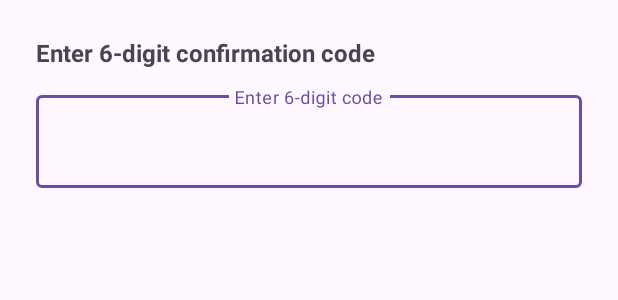
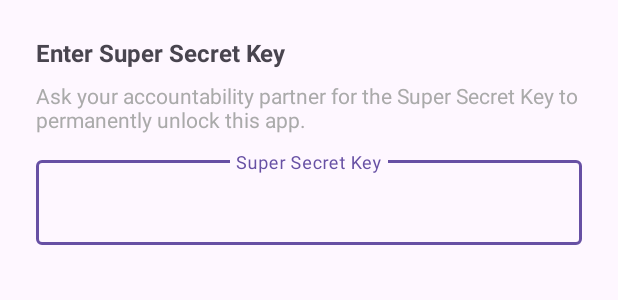
Before and after one commit to qwackedlebl/blockerapp, an Android app: the layout dialog_unlock_confirm.xml on its own in the app's theme, with its tools: preview values and no code run, on a phone screen of 412 x 824 dp. Shown: the top 300 px of the screen. Run offline under Robolectric (Android 15) with nearby library versions, the phone set to English and light mode, and no system bars.

Commit message:
Final chnageas

```diff
--- a/app/src/main/res/layout/activity_blocker_overlay.xml
+++ b/app/src/main/res/layout/activity_blocker_overlay.xml
@@ -83,6 +83,7 @@
             android:hint="@string/enter_code"
             android:textAlignment="center"
             android:textSize="24sp"
+            android:textColor="#B0B0B0"
             android:inputType="number"
             android:maxLength="6"
             app:boxBackgroundColor="@android:color/white" />
--- a/app/src/main/res/layout/dialog_unlock_confirm.xml
+++ b/app/src/main/res/layout/dialog_unlock_confirm.xml
@@ -9,30 +9,50 @@
         android:id="@+id/unlockTitle"
         android:layout_width="match_parent"
         android:layout_height="wrap_content"
-        android:text="Enter 6-digit confirmation code"
+        android:text="Enter Super Secret Key"
         android:textStyle="bold"
         android:textSize="16sp"
+        android:paddingBottom="8dp" />
+
+    <TextView
+        android:id="@+id/unlockDescription"
+        android:layout_width="match_parent"
+        android:layout_height="wrap_content"
+        android:text="Ask your accountability partner for the Super Secret Key to permanently unlock this app."
+        android:textSize="14sp"
+        android:textColor="@android:color/darker_gray"
         android:paddingBottom="12dp" />
 
     <com.google.android.material.textfield.TextInputLayout
         android:id="@+id/codeInputLayout"
         android:layout_width="match_parent"
         android:layout_height="wrap_content"
-        android:hint="Enter 6-digit code">
+        android:hint="Super Secret Key">
 
         <com.google.android.material.textfield.TextInputEditText
             android:id="@+id/codeInput"
             android:layout_width="match_parent"
             android:layout_height="wrap_content"
-            android:inputType="number"
-            android:maxLength="6"
+            android:inputType="textCapCharacters|textNoSuggestions"
             android:textAlignment="center"
             android:gravity="center"
-            android:textSize="20sp"
+            android:textSize="16sp"
             android:importantForAutofill="no"
             android:autofillHints="" />
 
     </com.google.android.material.textfield.TextInputLayout>
+
+    <TextView
+        android:id="@+id/debugSuperSecretKey"
+        android:layout_width="match_parent"
+        android:layout_height="wrap_content"
+        android:text=""
+        android:textSize="12sp"
+        android:textColor="@android:color/holo_blue_dark"
+        android:visibility="visible"
+        android:paddingTop="8dp"
+        android:textAlignment="center"
+        android:gravity="center" />
 
     <TextView
         android:id="@+id/errorText"
```
Also changed, not shown: app/src/main/java/com/hackathon/blockerapp/ui/MainActivity.kt (+40 -91 lines), app/src/main/java/com/hackathon/blockerapp/ui/MyAppsActivity.kt (+41 -15 lines), app/src/main/java/com/hackathon/blockerapp/utils/TotpManager.kt (+31 -0 lines).
